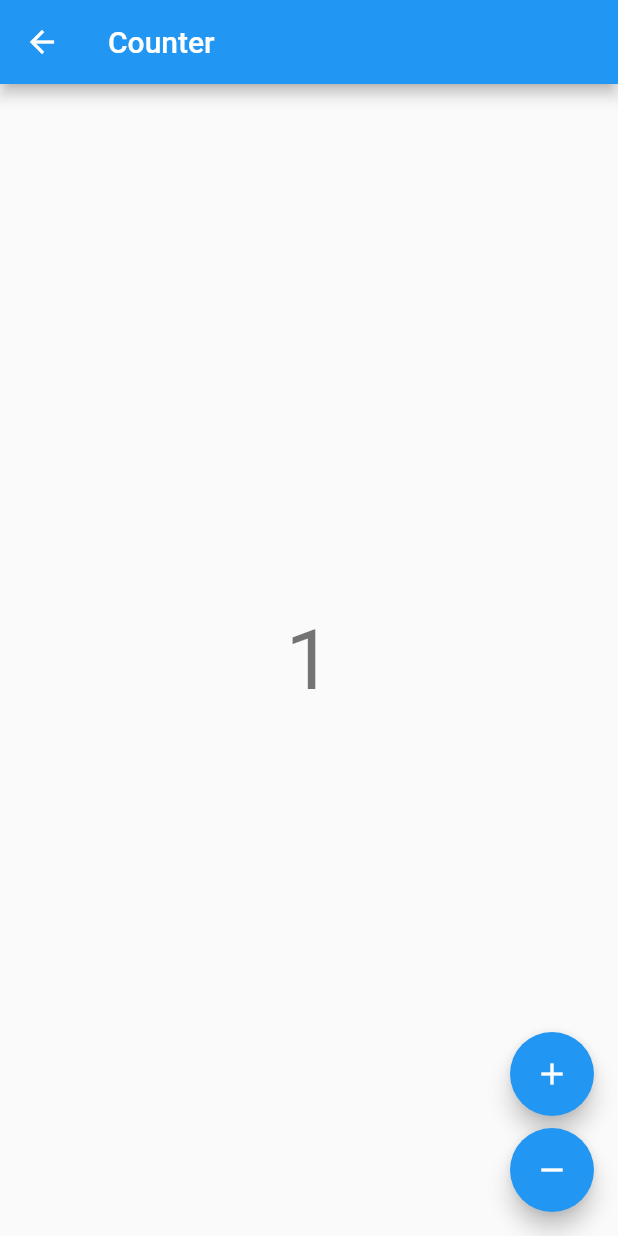
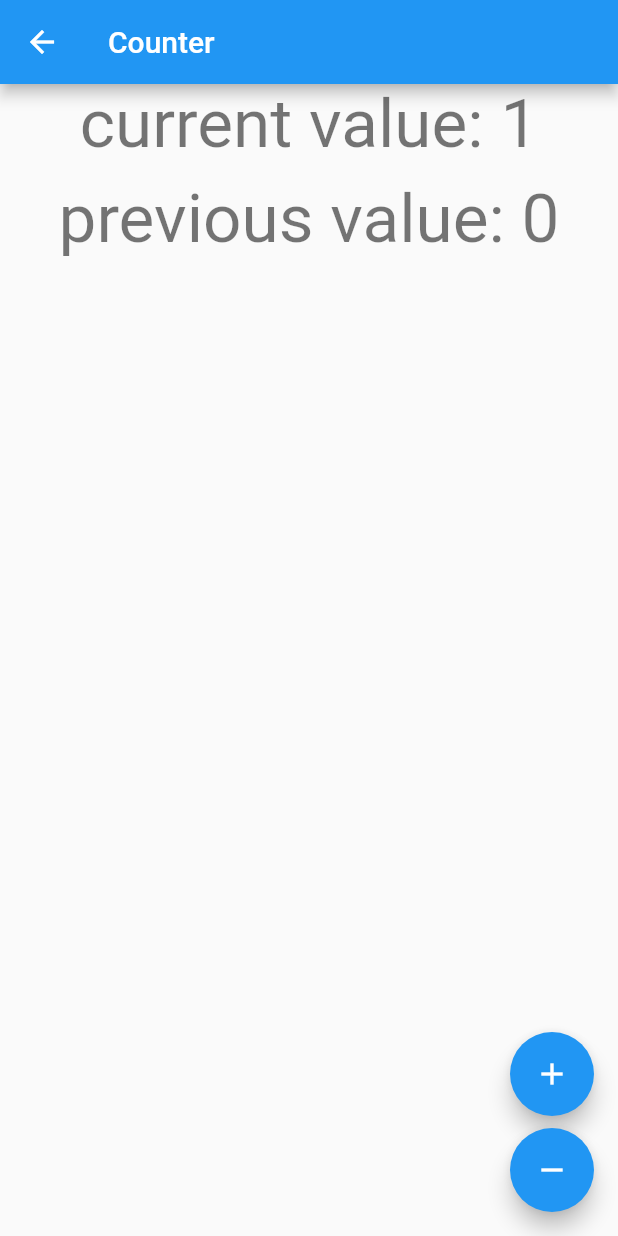
Before and after one commit to riadshuvo/sample_project, a Flutter app: the CounterView screen opened directly, after a tap on the "add" icon, on a phone screen of 412 x 824 dp. Run offline on Flutter 3.47's test engine with Material 2 defaults, Android fonts, the phone set to English and light mode, and no system bars; our stand-ins replace bloc, flutter_bloc.

Commit message:
CounterBloc and PreviousBloc have merged together

```diff
--- a/lib/counter/counter_bloc.dart
+++ b/lib/counter/counter_bloc.dart
@@ -4,22 +4,44 @@ import 'dart:math';
 import 'package:bloc/bloc.dart';
 
 class CounterCubit extends Cubit<CounterState>{
-  CounterCubit(initialState) : super(CounterState(counterValue: 0));
+  CounterCubit(initialState) : super(
+      CounterState(counterValue: 0));
 
   void increment(int value) => emit(state.copyWith(counterValue: value + 1) );
 
-  void decrement(int value) => emit(state.copyWith(counterValue: value - 1));
+  void decrement(int value) => emit(state.copyWith(counterValue: max(0, value - 1)));
+}
+
+class PreviousCounterCubit extends Cubit<PreviousCounterState>{
+  PreviousCounterCubit(initialState) : super(
+      PreviousCounterState(previousCounterValue: 0));
+
+  void incrementPreviousValue(int value) =>
+      emit(state.copyWith(previousCounterValue: value + 1) );
 }
 
 class CounterState{
-  CounterState({required this.counterValue});
-  final int counterValue;
+  CounterState({this.counterValue});
+  final int? counterValue;
 
   CounterState copyWith({
-    required int counterValue
+    int? counterValue,
   }) {
     return CounterState(
-      counterValue: counterValue,
+      counterValue: counterValue ?? this.counterValue,
     );
   }
 }
+
+class PreviousCounterState{
+  PreviousCounterState({this.previousCounterValue});
+  int? previousCounterValue = 0;
+
+  PreviousCounterState copyWith({
+    int? previousCounterValue
+  }) {
+    return PreviousCounterState(
+      previousCounterValue: previousCounterValue ?? this.previousCounterValue
+    );
+  }
+}
--- a/lib/counter/counter_view.dart
+++ b/lib/counter/counter_view.dart
@@ -1,4 +1,3 @@
-
 import 'package:flutter/material.dart';
 import 'package:flutter_bloc/flutter_bloc.dart';
 
@@ -10,8 +9,11 @@ class CounterPage extends StatelessWidget {
   @override
   Widget build(BuildContext context) {
     return BlocProvider(
-      create: (_) => CounterCubit(0),
+      create: (context) => CounterCubit(0),
+      child: BlocProvider(
+        create: (_) => PreviousCounterCubit(0),
         child: CounterView(),
+      ),
     );
   }
 }
@@ -20,32 +22,99 @@ class CounterView extends StatelessWidget {
   @override
   Widget build(BuildContext context) {
     final textTheme = Theme.of(context).textTheme;
-    return BlocBuilder<CounterCubit, CounterState>(
-      builder: (context, state) {
+
+    return BlocBuilder<PreviousCounterCubit, PreviousCounterState>(
+      builder: (context, previousState) {
+        return BlocListener<CounterCubit, CounterState>(
+          listenWhen: (context, counterState) {
+            if (counterState.counterValue! > 5) {
+              /// If return true then will call the Listener
+              return true;
+            } else {
+              return false;
+            }
+          },
+          listener: (context, counterState) {
+            ScaffoldMessenger.of(context).showSnackBar(
+                SnackBar(content: Text('value: ${counterState.counterValue}')));
+
+            /// If listenWhen return true then PreviousCounterCubit Bloc will be called
+            context
+                .read<PreviousCounterCubit>()
+                .incrementPreviousValue(previousState.previousCounterValue!);
+          },
+          child: BlocBuilder<CounterCubit, CounterState>(
+            builder: (context, counterState) {
               return Scaffold(
                 appBar: AppBar(title: const Text('Counter')),
-          body: Center(
-            child: Text('${state.counterValue}', style: textTheme.headline2),
+                body: Column(
+                  children: [
+                    counterBlocBuilder(textTheme),
+                    SizedBox(
+                      height: 10,
                     ),
-          floatingActionButton: Column(
+                    previousCounterBlocBuilder(textTheme)
+                  ],
+                ),
+                floatingActionButton: floatingButton(context, counterState),
+              );
+            },
+          ),
+        );
+      },
+    );
+  }
+
+  BlocBuilder<PreviousCounterCubit, PreviousCounterState>
+      previousCounterBlocBuilder(TextTheme textTheme) {
+    return BlocBuilder<PreviousCounterCubit, PreviousCounterState>(
+        builder: (context, state) {
+      return Center(
+        child: Text('previous value: ${state.previousCounterValue}',
+            style: textTheme.headline3),
+      );
+    });
+  }
+
+  BlocBuilder<CounterCubit, CounterState> counterBlocBuilder(
+      TextTheme textTheme) {
+    return BlocBuilder<CounterCubit, CounterState>(builder: (context, state) {
+      return Center(
+        child: Text('current value: ${state.counterValue}',
+            style: textTheme.headline3),
+      );
+    });
+  }
+
+  Column floatingButton(BuildContext context, CounterState counterState) {
+    return Column(
       mainAxisAlignment: MainAxisAlignment.end,
       crossAxisAlignment: CrossAxisAlignment.end,
       children: <Widget>[
-              FloatingActionButton(
+        incrementActionButton(context, counterState),
+        const SizedBox(height: 8),
+        decrementActionButton(context, counterState),
+      ],
+    );
+  }
+
+  FloatingActionButton decrementActionButton(
+      BuildContext context, CounterState counterState) {
+    return FloatingActionButton(
+      key: const Key('counterView_decrement_floatingActionButton'),
+      child: const Icon(Icons.remove),
+      onPressed: () =>
+          context.read<CounterCubit>().decrement(counterState.counterValue!),
+    );
+  }
+
+  FloatingActionButton incrementActionButton(
+      BuildContext context, CounterState counterState) {
+    return FloatingActionButton(
       key: const Key('counterView_increment_floatingActionButton'),
       child: const Icon(Icons.add),
-                onPressed: () => context.read<CounterCubit>().increment(state.counterValue),
-              ),
-              const SizedBox(height: 8),
-              FloatingActionButton(
-                key: const Key('counterView_decrement_floatingActionButton'),
-                child: const Icon(Icons.remove),
-                onPressed: () => context.read<CounterCubit>().decrement(state.counterValue),
-              ),
-            ],
-          ),
-        );
-      }
+      onPressed: () =>
+          context.read<CounterCubit>().increment(counterState.counterValue!),
     );
   }
 }
--- a/lib/main.dart
+++ b/lib/main.dart
@@ -90,7 +90,7 @@ class RouteButton extends StatelessWidget {
     required this.title, required this.onClick}) : super(key: key);
 
   final String title;
-  final Function() onClick;
+  final GestureTapCallback onClick;
 
   @override
   Widget build(BuildContext context) {
```
Lines whose indentation alone changed are shown as unchanged.
